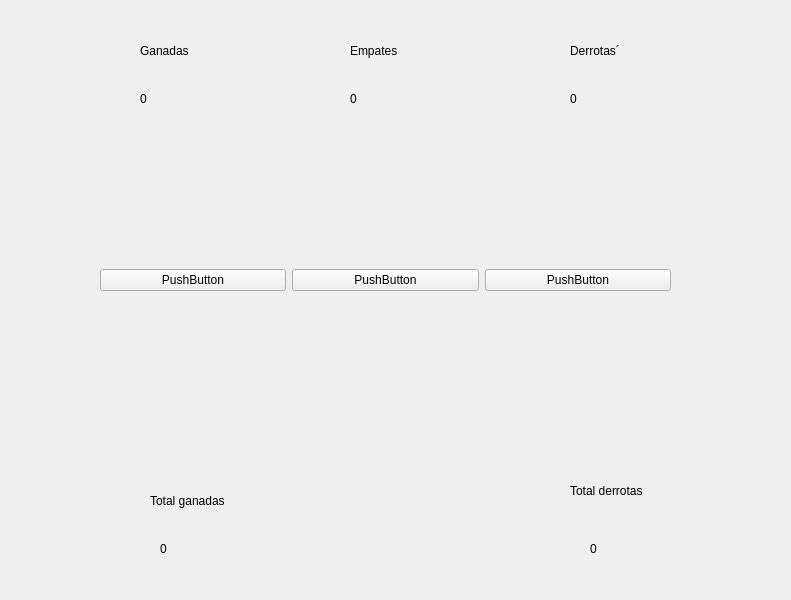
Before: the Qt Designer form rock_paper_scisors/view/main_screen.ui in ToniMarGar/Mini-Games, drawn with Qt 5.
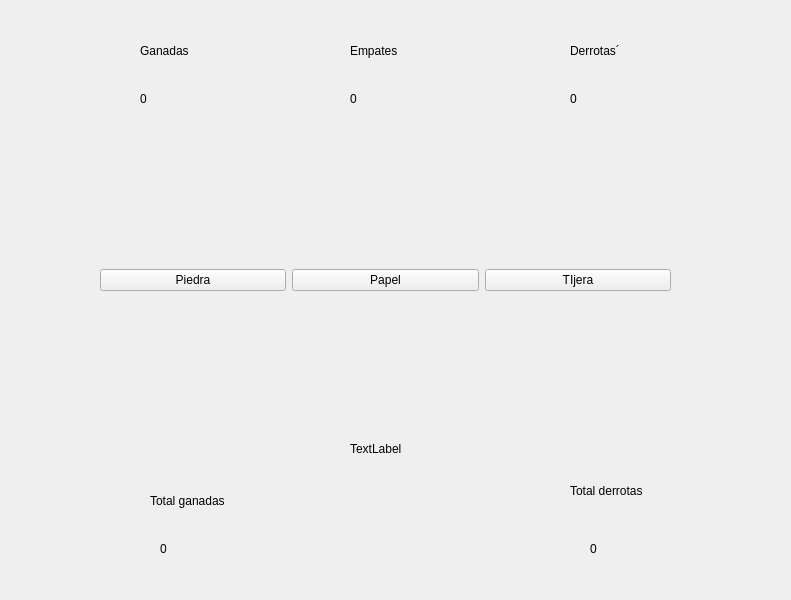
After: the same form once the commit is applied.

Diff of the .ui file:
```diff
--- a/rock_paper_scisors/view/main_screen.ui
+++ b/rock_paper_scisors/view/main_screen.ui
@@ -27,21 +27,21 @@
      <item>
       <widget class="QPushButton" name="piedra_button">
        <property name="text">
-        <string>PushButton</string>
+        <string>Piedra</string>
        </property>
       </widget>
      </item>
      <item>
       <widget class="QPushButton" name="papel_button">
        <property name="text">
-        <string>PushButton</string>
+        <string>Papel</string>
        </property>
       </widget>
      </item>
      <item>
       <widget class="QPushButton" name="tijera_button">
        <property name="text">
-        <string>PushButton</string>
+        <string>TIjera</string>
        </property>
       </widget>
      </item>
@@ -177,6 +177,19 @@
      <string>0</string>
     </property>
    </widget>
+   <widget class="QLabel" name="feedback_label">
+    <property name="geometry">
+     <rect>
+      <x>350</x>
+      <y>440</y>
+      <width>66</width>
+      <height>17</height>
+     </rect>
+    </property>
+    <property name="text">
+     <string>TextLabel</string>
+    </property>
+   </widget>
   </widget>
  </widget>
  <resources/>
```
